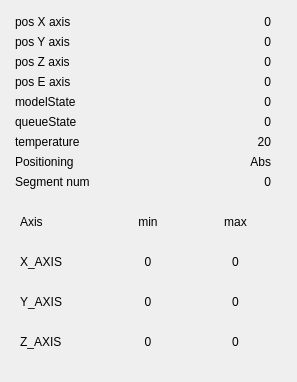
Above: coordinatuswidget.ui from cuby-tec/mitoPrinter before the change. Below: the same form after it.
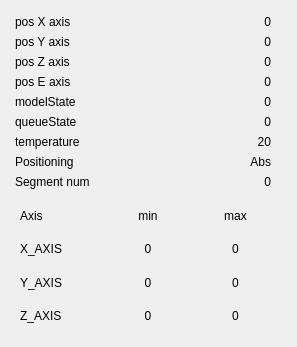
That is the form after the change.

Diff of the .ui file:
```diff
--- a/coordinatuswidget.ui
+++ b/coordinatuswidget.ui
@@ -7,7 +7,7 @@
     <x>0</x>
     <y>0</y>
     <width>297</width>
-    <height>382</height>
+    <height>347</height>
    </rect>
   </property>
   <property name="windowTitle">
@@ -19,7 +19,7 @@
      <x>0</x>
      <y>0</y>
      <width>291</width>
-     <height>374</height>
+     <height>341</height>
     </rect>
    </property>
    <layout class="QVBoxLayout" name="verticalLayout">
@@ -252,13 +252,16 @@
        <number>10</number>
       </property>
       <property name="topMargin">
-       <number>5</number>
+       <number>0</number>
       </property>
       <property name="rightMargin">
        <number>5</number>
       </property>
       <property name="bottomMargin">
-       <number>5</number>
+       <number>0</number>
+      </property>
+      <property name="verticalSpacing">
+       <number>2</number>
       </property>
       <item row="2" column="0">
        <widget class="QLabel" name="label_ender_yrow">
```
